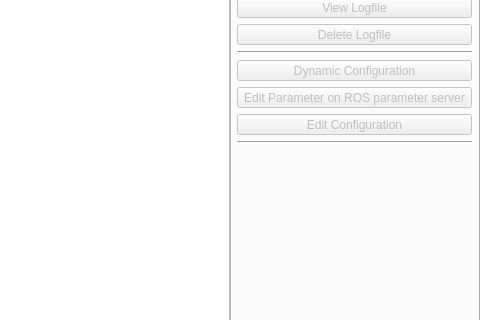
Above: node_manager_fkie/src/node_manager_fkie/MasterTab.ui from fkie/multimaster_fkie before the change; both pictures show x 181 to 661 and y 101 to 421 of the 661 by 589 pixel window. Below: the same form after it.
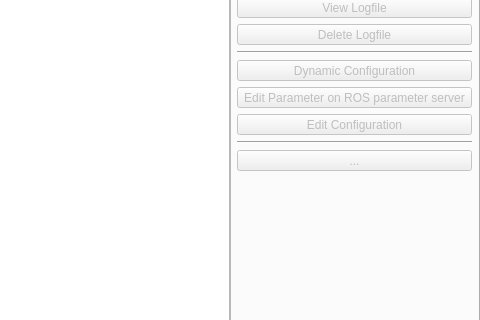
That is the form after the change. Icons and pictures are not drawn.

Commit message: node_manager_fkie: added a buttons to save and load configurations

```diff
--- a/node_manager_fkie/src/node_manager_fkie/MasterTab.ui
+++ b/node_manager_fkie/src/node_manager_fkie/MasterTab.ui
@@ -428,6 +428,35 @@
             </property>
            </widget>
           </item>
+          <item>
+           <widget class="QToolButton" name="saveButton">
+            <property name="enabled">
+             <bool>false</bool>
+            </property>
+            <property name="sizePolicy">
+             <sizepolicy hsizetype="Preferred" vsizetype="Fixed">
+              <horstretch>0</horstretch>
+              <verstretch>0</verstretch>
+             </sizepolicy>
+            </property>
+            <property name="toolTip">
+             <string>&lt;html&gt;&lt;head/&gt;&lt;body&gt;&lt;p&gt;Stores loaded launch files in a new file.&lt;/p&gt;&lt;p&gt;No sanity check!&lt;/p&gt;&lt;/body&gt;&lt;/html&gt;</string>
+            </property>
+            <property name="text">
+             <string>...</string>
+            </property>
+            <property name="icon">
+             <iconset resource="GUI.qrc">
+              <normaloff>:/icons/save.png</normaloff>:/icons/save.png</iconset>
+            </property>
+            <property name="iconSize">
+             <size>
+              <width>32</width>
+              <height>32</height>
+             </size>
+            </property>
+           </widget>
+          </item>
           <item>
            <spacer name="verticalSpacer_2">
             <property name="orientation">
```
Left out of the diff: 4 changed lines with no effect on the pictures. The commit also changes 6 other files.
